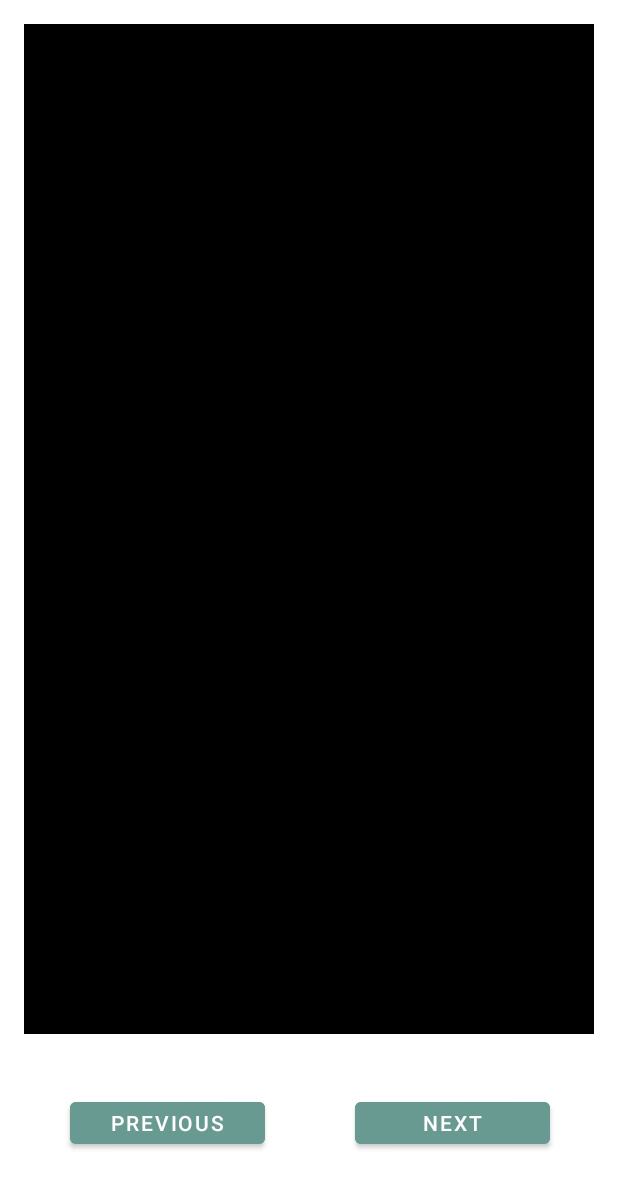
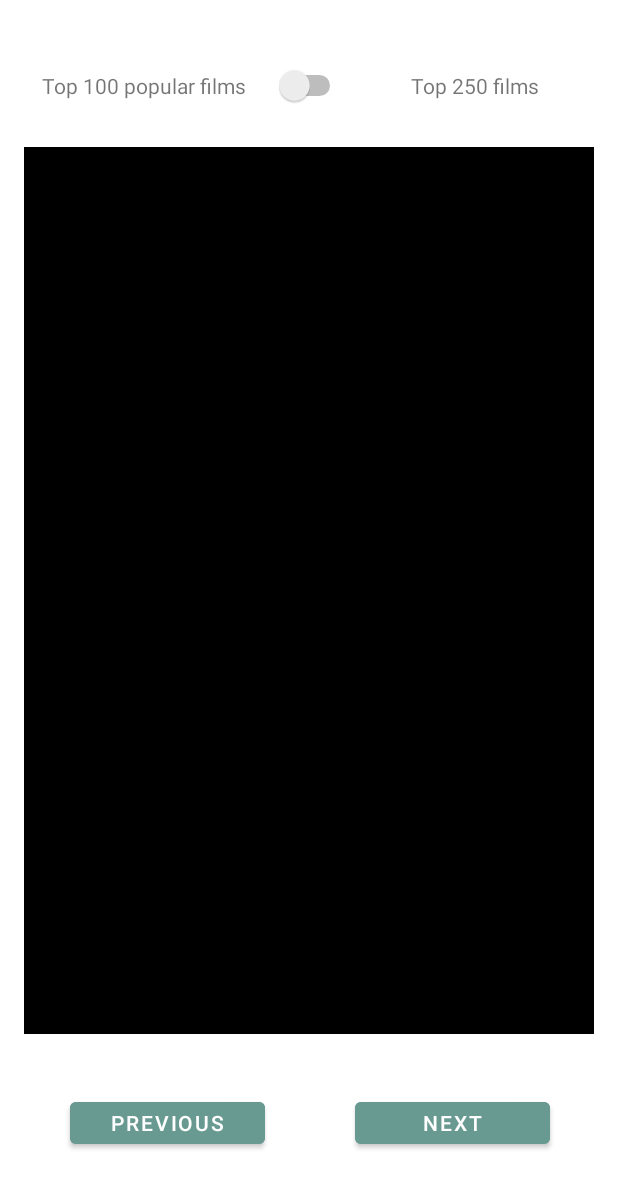
Before and after one commit to Foxxx48/MyFavoritMovieApp, an Android app: the screen it shows after launch (MainActivity), after a tap on "PREVIOUS", on a phone screen of 412 x 824 dp. Shown: the top 1188 px of the screen. Run offline under Robolectric (Android 15) with nearby library versions, the phone set to English and light mode, and no system bars; pictures from the network do not load; 4 statements that could not run were skipped.

Commit message:
added TopItemAdapter, TopItemViewHolder, TopItemDiffCallback, switch

```diff
--- /dev/null
+++ b/app/src/main/java/com/fox/myfavoritmovieapp/presentation/adapters/topitemadapter/TopItemDiffCallback.kt
@@ -0,0 +1,14 @@
+package com.fox.myfavoritmovieapp.presentation.adapters.topitemadapter
+
+import androidx.recyclerview.widget.DiffUtil
+import com.fox.myfavoritmovieapp.data.model.top.movie.TopItem
+
+object TopItemDiffCallback : DiffUtil.ItemCallback<TopItem>(){
+    override fun areItemsTheSame(oldItem: TopItem, newItem: TopItem): Boolean {
+        return oldItem.kinopoiskId == newItem.kinopoiskId
+    }
+
+    override fun areContentsTheSame(oldItem: TopItem, newItem: TopItem): Boolean {
+        return oldItem == newItem
+    }
+}
--- a/app/src/main/java/com/fox/myfavoritmovieapp/presentation/main/MainActivity.kt
+++ b/app/src/main/java/com/fox/myfavoritmovieapp/presentation/main/MainActivity.kt
@@ -6,11 +6,13 @@ import android.widget.Toast
 import androidx.appcompat.app.AppCompatActivity
 import androidx.lifecycle.ViewModelProvider
 import androidx.recyclerview.widget.GridLayoutManager
-import androidx.recyclerview.widget.LinearLayoutManager
+import androidx.recyclerview.widget.ListAdapter
+import androidx.recyclerview.widget.RecyclerView
 import androidx.recyclerview.widget.RecyclerView.HORIZONTAL
-import androidx.recyclerview.widget.RecyclerView.VERTICAL
+import com.fox.myfavoritmovieapp.data.model.top.movie.TopType
 import com.fox.myfavoritmovieapp.databinding.ActivityMainBinding
 import com.fox.myfavoritmovieapp.presentation.adapters.searchforratingitemadapter.SearchForRatingItemAdapter
+import com.fox.myfavoritmovieapp.presentation.adapters.topitemadapter.TopItemAdapter
 
 class MainActivity : AppCompatActivity() {
 
@@ -24,28 +26,47 @@ class MainActivity : AppCompatActivity() {
     var ratingFrom = 5
     var ratingTo = 10
 
-    private lateinit var searchForRatingItemAdapter: SearchForRatingItemAdapter
+    private var searchForRatingItemAdapter = SearchForRatingItemAdapter()
+    private var topItemAdapter = TopItemAdapter()
 
     override fun onCreate(savedInstanceState: Bundle?) {
         super.onCreate(savedInstanceState)
         _binding = ActivityMainBinding.inflate(layoutInflater)
         setContentView(binding.root)
 
-        viewModel.getSearchForRatingItems(ratingFrom, ratingTo, MainViewModel.PAGE_OF_RATING_ITEM)
+        viewModel.getSearchForRatingItems(ratingFrom, ratingTo, MainViewModel.NUMBER_OF_PAGE)
 
-        setupRecyclerView()
 
-        viewModel.films.observe(this) {
-            searchForRatingItemAdapter.submitList(it)
+        binding.switch1.isChecked = false
+
+
+        binding.switch1.setOnCheckedChangeListener { buttonView, isChecked ->
+            if (isChecked) {
+                setMethodOfSort(isChecked)
+                setupRecyclerView(topItemAdapter)
+            } else {
+                setupRecyclerView(searchForRatingItemAdapter)
+                viewModel.films_rating.observe(this) {
+                    searchForRatingItemAdapter.submitList(it)
+                }
+            }
+
+
         }
 
+
+
         binding.btnNext.setOnClickListener {
-            viewModel.getSearchForRatingItems(ratingFrom, ratingTo, ++ MainViewModel.PAGE_OF_RATING_ITEM)
+            viewModel.getSearchForRatingItems(ratingFrom, ratingTo, ++MainViewModel.NUMBER_OF_PAGE)
         }
 
         binding.btnPrevious.setOnClickListener {
-            if (MainViewModel.PAGE_OF_RATING_ITEM != 0) {
-                viewModel.getSearchForRatingItems(ratingFrom, ratingTo, MainViewModel.PAGE_OF_RATING_ITEM --)
+            if (MainViewModel.NUMBER_OF_PAGE != 0) {
+                viewModel.getSearchForRatingItems(
+                    ratingFrom,
+                    ratingTo,
+                    MainViewModel.NUMBER_OF_PAGE--
+                )
             } else {
                 Toast.makeText(this, "It is first page", Toast.LENGTH_SHORT).show()
             }
@@ -55,12 +76,32 @@ class MainActivity : AppCompatActivity() {
 
     }
 
-    private fun setupRecyclerView() {
-        searchForRatingItemAdapter = SearchForRatingItemAdapter()
+    private fun setupRecyclerView(adapter: Any) {
+        binding.rvFilms.layoutManager = GridLayoutManager(this, 2, HORIZONTAL, false)
+
 //        binding.rvFilms.layoutManager = LinearLayoutManager(this, VERTICAL, false)
-        binding.rvFilms.layoutManager = GridLayoutManager(this, 2, HORIZONTAL, false)
-        binding.rvFilms.adapter = searchForRatingItemAdapter
 
+        if (adapter.javaClass == TopItemAdapter::class.java) {
+            binding.rvFilms.adapter = topItemAdapter
+
+        } else {
+
+            binding.rvFilms.adapter = searchForRatingItemAdapter
+        }
+
+
+    }
+
+    fun setMethodOfSort(isPopRated: Boolean) {
+        val topType = if (isPopRated) {
+            TopType.TOP_100_POPULAR_FILMS
+        } else {
+            TopType.TOP_250_BEST_FILMS
+        }
+        viewModel.getTopRatingItems(topType, MainViewModel.NUMBER_OF_PAGE)
+        viewModel.films_popularity.observe(this) {
+            topItemAdapter.submitList(it)
+        }
     }
 
     override fun onDestroy() {
--- a/app/src/main/java/com/fox/myfavoritmovieapp/presentation/main/MainViewModel.kt
+++ b/app/src/main/java/com/fox/myfavoritmovieapp/presentation/main/MainViewModel.kt
@@ -5,6 +5,8 @@ import androidx.lifecycle.MutableLiveData
 import androidx.lifecycle.ViewModel
 import androidx.lifecycle.viewModelScope
 import com.fox.myfavoritmovieapp.data.model.searchforrating.SearchForRatingItem
+import com.fox.myfavoritmovieapp.data.model.top.movie.TopItem
+import com.fox.myfavoritmovieapp.data.model.top.movie.TopType
 import com.fox.myfavoritmovieapp.service.KinopoiskApiService
 import com.fox.myfavoritmovieapp.utils.NetworkUtils
 import kotlinx.coroutines.Dispatchers
@@ -12,9 +14,13 @@ import kotlinx.coroutines.launch
 
 class MainViewModel : ViewModel() {
 
-    private val _films = MutableLiveData<List<SearchForRatingItem>>()
-    val films: LiveData<List<SearchForRatingItem>>
-        get() = _films
+    private val _films_rating = MutableLiveData<List<SearchForRatingItem>>()
+    val films_rating: LiveData<List<SearchForRatingItem>>
+        get() = _films_rating
+
+    private val _films_popularity = MutableLiveData<List<TopItem>>()
+    val films_popularity: LiveData<List<TopItem>>
+        get() = _films_popularity
 
 
     fun getSearchForRatingItems(ratingFrom: Int, ratingTo: Int, page: Int) {
@@ -22,11 +28,20 @@ class MainViewModel : ViewModel() {
             val kinopoiskApiService = KinopoiskApiService(NetworkUtils.API_KEY2, 10000)
             val data = kinopoiskApiService.getFilmsForRating(ratingFrom, ratingTo, page)
             var myFilms = data.getOrThrowException().items
-            _films.postValue(myFilms)
+            _films_rating.postValue(myFilms)
+        }
+    }
+
+    fun getTopRatingItems(topType: TopType,page: Int) {
+        viewModelScope.launch(Dispatchers.IO) {
+            val kinopoiskApiService = KinopoiskApiService(NetworkUtils.API_KEY2, 10000)
+            val data = kinopoiskApiService.getTop(topType, page)
+            var myFilms = data.getOrThrowException().films
+            _films_popularity.postValue(myFilms)
         }
     }
 
     companion object {
-        var PAGE_OF_RATING_ITEM = 1
+        var NUMBER_OF_PAGE = 1
     }
 }
--- a/app/src/main/res/layout/activity_main.xml
+++ b/app/src/main/res/layout/activity_main.xml
@@ -48,7 +48,7 @@
         app:layout_constraintBottom_toTopOf="@+id/guideline2"
         app:layout_constraintEnd_toStartOf="@+id/gl_end"
         app:layout_constraintStart_toStartOf="@+id/gl_start"
-        app:layout_constraintTop_toTopOf="@+id/gl_top" />
+        app:layout_constraintTop_toTopOf="@+id/guideline4" />
 
     <androidx.constraintlayout.widget.Guideline
         android:id="@+id/guideline2"
@@ -86,4 +86,54 @@
         android:orientation="vertical"
         app:layout_constraintGuide_percent="0.50121653" />
 
+    <androidx.constraintlayout.widget.Guideline
+        android:id="@+id/guideline4"
+        android:layout_width="wrap_content"
+        android:layout_height="wrap_content"
+        android:orientation="horizontal"
+        app:layout_constraintGuide_begin="98dp" />
+
+    <Switch
+        android:id="@+id/switch1"
+        android:layout_width="wrap_content"
+        android:layout_height="wrap_content"
+        app:layout_constraintBottom_toTopOf="@+id/guideline4"
+        app:layout_constraintEnd_toStartOf="@+id/guideline8"
+        app:layout_constraintStart_toStartOf="@+id/guideline7"
+        app:layout_constraintTop_toTopOf="@+id/gl_top" />
+
+    <TextView
+        android:id="@+id/tv_most_popular"
+        android:layout_width="wrap_content"
+        android:layout_height="wrap_content"
+        android:text="Top 100 popular films"
+        app:layout_constraintBottom_toTopOf="@+id/guideline4"
+        app:layout_constraintEnd_toStartOf="@+id/guideline7"
+        app:layout_constraintStart_toStartOf="@+id/gl_start"
+        app:layout_constraintTop_toTopOf="@+id/gl_top" />
+
+    <TextView
+        android:id="@+id/tv_most_rating"
+        android:layout_width="wrap_content"
+        android:layout_height="wrap_content"
+        android:text="Top 250 films"
+        app:layout_constraintBottom_toTopOf="@+id/guideline4"
+        app:layout_constraintEnd_toStartOf="@+id/gl_end"
+        app:layout_constraintStart_toStartOf="@+id/guideline8"
+        app:layout_constraintTop_toTopOf="@+id/gl_top" />
+
+    <androidx.constraintlayout.widget.Guideline
+        android:id="@+id/guideline7"
+        android:layout_width="wrap_content"
+        android:layout_height="wrap_content"
+        android:orientation="vertical"
+        app:layout_constraintGuide_begin="176dp" />
+
+    <androidx.constraintlayout.widget.Guideline
+        android:id="@+id/guideline8"
+        android:layout_width="wrap_content"
+        android:layout_height="wrap_content"
+        android:orientation="vertical"
+        app:layout_constraintGuide_end="175dp" />
+
 </androidx.constraintlayout.widget.ConstraintLayout>
```
Also changed, not shown: app/src/main/java/com/fox/myfavoritmovieapp/presentation/DisplayUrlActivity.kt (deleted, +0 -37 lines), app/src/main/java/com/fox/myfavoritmovieapp/presentation/adapters/topitemadapter/TopItemAdapter.kt (added, +57 -0 lines), app/src/main/java/com/fox/myfavoritmovieapp/presentation/adapters/topitemadapter/TopItemViewHolder.kt (added, +7 -0 lines).
